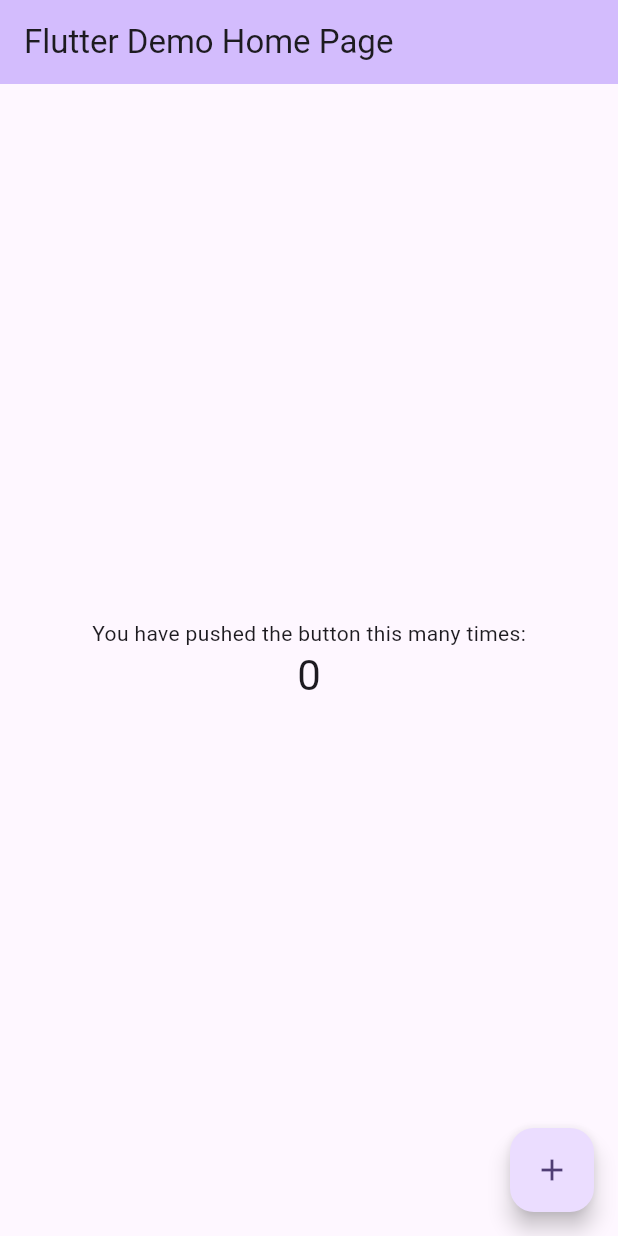
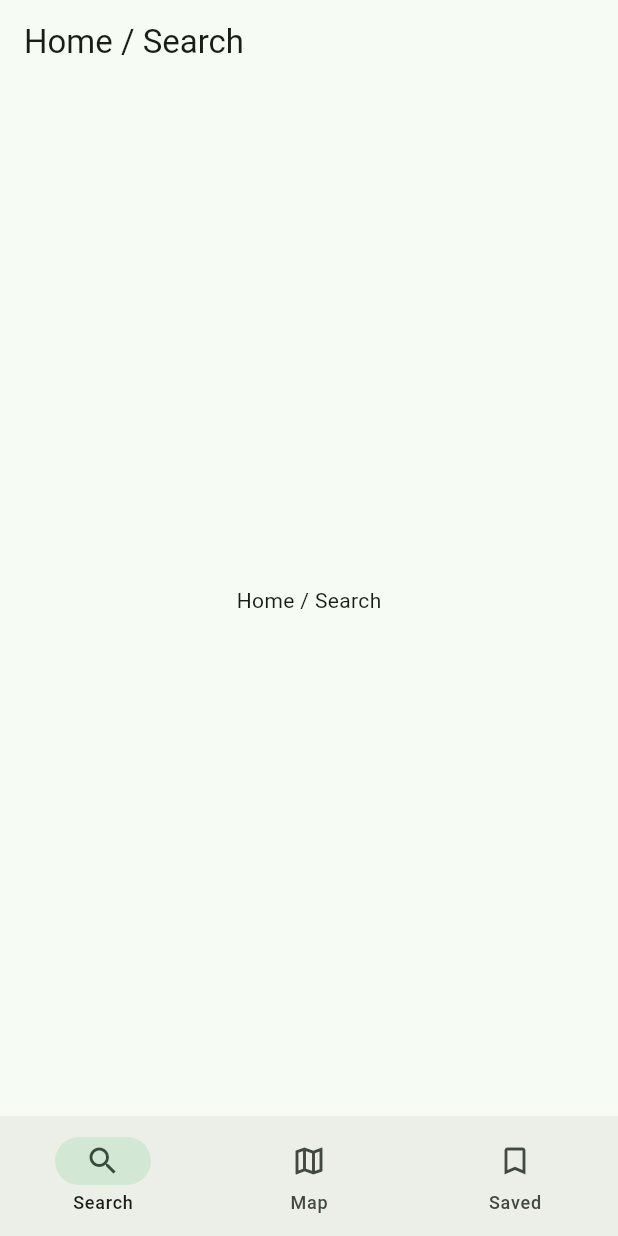
Before and after one commit to Wube2106/bus_route_helper, a Flutter app: the screen it shows after launch, on a phone screen of 412 x 824 dp. Run offline on Flutter 3.47's test engine with Material 3 defaults, Android fonts, the phone set to English and light mode, and no system bars; our stand-ins replace flutter_riverpod, freezed_annotation, go_router.

Commit message:
Add go_router shell, screen placeholders and app entry point

```diff
--- /dev/null
+++ b/lib/core/app_shell.dart
@@ -0,0 +1,26 @@
+import 'package:flutter/material.dart';
+import 'package:go_router/go_router.dart';
+
+class AppShell extends StatelessWidget {
+  const AppShell({super.key, required this.shell});
+
+  final StatefulNavigationShell shell;
+
+  @override
+  Widget build(BuildContext context) {
+    return Scaffold(
+      body: shell,
+      bottomNavigationBar: NavigationBar(
+        selectedIndex: shell.currentIndex,
+        onDestinationSelected: (index) =>
+            shell.goBranch(index, initialLocation: index == shell.currentIndex),
+        destinations: const [
+          NavigationDestination(icon: Icon(Icons.search), label: 'Search'),
+          NavigationDestination(icon: Icon(Icons.map_outlined), label: 'Map'),
+          NavigationDestination(
+              icon: Icon(Icons.bookmark_border), label: 'Saved'),
+        ],
+      ),
+    );
+  }
+}
--- /dev/null
+++ b/lib/core/router.dart
@@ -0,0 +1,62 @@
+import 'package:go_router/go_router.dart';
+
+import '../features/auth/presentation/sign_in_screen.dart';
+import '../features/compare/presentation/compare_screen.dart';
+import '../features/map/presentation/map_screen.dart';
+import '../features/routes/presentation/route_details_screen.dart';
+import '../features/saved/presentation/saved_screen.dart';
+import '../features/search/presentation/home_screen.dart';
+import '../features/search/presentation/results_screen.dart';
+import 'app_shell.dart';
+
+final appRouter = GoRouter(
+  initialLocation: '/',
+  routes: [
+    StatefulShellRoute.indexedStack(
+      builder: (context, state, shell) => AppShell(shell: shell),
+      branches: [
+        StatefulShellBranch(routes: [
+          GoRoute(
+            path: '/',
+            builder: (context, state) => const HomeScreen(),
+            routes: [
+              GoRoute(
+                path: 'results',
+                builder: (context, state) => const ResultsScreen(),
+              ),
+              GoRoute(
+                path: 'compare',
+                builder: (context, state) => const CompareScreen(),
+              ),
+              GoRoute(
+                path: 'route/:id',
+                builder: (context, state) => RouteDetailsScreen(
+                  routeId: state.pathParameters['id']!,
+                ),
+              ),
+            ],
+          ),
+        ]),
+        StatefulShellBranch(routes: [
+          GoRoute(
+            path: '/map',
+            builder: (context, state) =>
+                MapScreen(routeId: state.uri.queryParameters['route']),
+          ),
+        ]),
+        StatefulShellBranch(routes: [
+          GoRoute(
+            path: '/saved',
+            builder: (context, state) => const SavedScreen(),
+            routes: [
+              GoRoute(
+                path: 'sign-in',
+                builder: (context, state) => const SignInScreen(),
+              ),
+            ],
+          ),
+        ]),
+      ],
+    ),
+  ],
+);
--- /dev/null
+++ b/lib/features/map/presentation/map_screen.dart
@@ -0,0 +1,14 @@
+import 'package:flutter/material.dart';
+
+class MapScreen extends StatelessWidget {
+  const MapScreen({super.key, this.routeId});
+  final String? routeId;
+
+  @override
+  Widget build(BuildContext context) {
+    return Scaffold(
+      appBar: AppBar(title: const Text('Map View')),
+      body: Center(child: Text('Map View')),
+    );
+  }
+}
--- /dev/null
+++ b/lib/features/saved/presentation/saved_screen.dart
@@ -0,0 +1,13 @@
+import 'package:flutter/material.dart';
+
+class SavedScreen extends StatelessWidget {
+  const SavedScreen({super.key});
+
+  @override
+  Widget build(BuildContext context) {
+    return Scaffold(
+      appBar: AppBar(title: const Text('Saved Routes')),
+      body: Center(child: Text('Saved Routes')),
+    );
+  }
+}
--- /dev/null
+++ b/lib/features/search/presentation/home_screen.dart
@@ -0,0 +1,13 @@
+import 'package:flutter/material.dart';
+
+class HomeScreen extends StatelessWidget {
+  const HomeScreen({super.key});
+
+  @override
+  Widget build(BuildContext context) {
+    return Scaffold(
+      appBar: AppBar(title: const Text('Home / Search')),
+      body: Center(child: Text('Home / Search')),
+    );
+  }
+}
--- a/lib/main.dart
+++ b/lib/main.dart
@@ -1,122 +1,24 @@
 import 'package:flutter/material.dart';
+import 'package:flutter_riverpod/flutter_riverpod.dart';
+
+import 'core/router.dart';
 
 void main() {
-  runApp(const MyApp());
+  runApp(const ProviderScope(child: BusRouteHelperApp()));
 }
 
-class MyApp extends StatelessWidget {
-  const MyApp({super.key});
+class BusRouteHelperApp extends StatelessWidget {
+  const BusRouteHelperApp({super.key});
 
-  // This widget is the root of your application.
   @override
   Widget build(BuildContext context) {
-    return MaterialApp(
-      title: 'Flutter Demo',
+    return MaterialApp.router(
+      title: 'Bus Route Helper',
       theme: ThemeData(
-        // This is the theme of your application.
-        //
-        // TRY THIS: Try running your application with "flutter run". You'll see
-        // the application has a purple toolbar. Then, without quitting the app,
-        // try changing the seedColor in the colorScheme below to Colors.green
-        // and then invoke "hot reload" (save your changes or press the "hot
-        // reload" button in a Flutter-supported IDE, or press "r" if you used
-        // the command line to start the app).
-        //
-        // Notice that the counter didn't reset back to zero; the application
-        // state is not lost during the reload. To reset the state, use hot
-        // restart instead.
-        //
-        // This works for code too, not just values: Most code changes can be
-        // tested with just a hot reload.
-        colorScheme: .fromSeed(seedColor: Colors.deepPurple),
+        colorScheme: ColorScheme.fromSeed(seedColor: const Color(0xFF0B6B3A)),
+        useMaterial3: true,
       ),
-      home: const MyHomePage(title: 'Flutter Demo Home Page'),
+      routerConfig: appRouter,
     );
   }
 }
-
-class MyHomePage extends StatefulWidget {
-  const MyHomePage({super.key, required this.title});
-
-  // This widget is the home page of your application. It is stateful, meaning
-  // that it has a State object (defined below) that contains fields that affect
-  // how it looks.
-
-  // This class is the configuration for the state. It holds the values (in this
-  // case the title) provided by the parent (in this case the App widget) and
-  // used by the build method of the State. Fields in a Widget subclass are
-  // always marked "final".
-
-  final String title;
-
-  @override
-  State<MyHomePage> createState() => _MyHomePageState();
-}
-
-class _MyHomePageState extends State<MyHomePage> {
-  int _counter = 0;
-
-  void _incrementCounter() {
-    setState(() {
-      // This call to setState tells the Flutter framework that something has
-      // changed in this State, which causes it to rerun the build method below
-      // so that the display can reflect the updated values. If we changed
-      // _counter without calling setState(), then the build method would not be
-      // called again, and so nothing would appear to happen.
-      _counter++;
-    });
-  }
-
-  @override
-  Widget build(BuildContext context) {
-    // This method is rerun every time setState is called, for instance as done
-    // by the _incrementCounter method above.
-    //
-    // The Flutter framework has been optimized to make rerunning build methods
-    // fast, so that you can just rebuild anything that needs updating rather
-    // than having to individually change instances of widgets.
-    return Scaffold(
-      appBar: AppBar(
-        // TRY THIS: Try changing the color here to a specific color (to
-        // Colors.amber, perhaps?) and trigger a hot reload to see the AppBar
-        // change color while the other colors stay the same.
-        backgroundColor: Theme.of(context).colorScheme.inversePrimary,
-        // Here we take the value from the MyHomePage object that was created by
-        // the App.build method, and use it to set our appbar title.
-        title: Text(widget.title),
-      ),
-      body: Center(
-        // Center is a layout widget. It takes a single child and positions it
-        // in the middle of the parent.
-        child: Column(
-          // Column is also a layout widget. It takes a list of children and
-          // arranges them vertically. By default, it sizes itself to fit its
-          // children horizontally, and tries to be as tall as its parent.
-          //
-          // Column has various properties to control how it sizes itself and
-          // how it positions its children. Here we use mainAxisAlignment to
-          // center the children vertically; the main axis here is the vertical
-          // axis because Columns are vertical (the cross axis would be
-          // horizontal).
-          //
-          // TRY THIS: Invoke "debug painting" (choose the "Toggle Debug Paint"
-          // action in the IDE, or press "p" in the console), to see the
-          // wireframe for each widget.
-          mainAxisAlignment: .center,
-          children: [
-            const Text('You have pushed the button this many times:'),
-            Text(
-              '$_counter',
-              style: Theme.of(context).textTheme.headlineMedium,
-            ),
-          ],
-        ),
-      ),
-      floatingActionButton: FloatingActionButton(
-        onPressed: _incrementCounter,
-        tooltip: 'Increment',
-        child: const Icon(Icons.add),
-      ),
-    );
-  }
-}
```
Also changed, not shown: lib/features/auth/presentation/sign_in_screen.dart (added, +13 -0 lines), lib/features/compare/presentation/compare_screen.dart (added, +13 -0 lines), lib/features/routes/presentation/route_details_screen.dart (added, +14 -0 lines), lib/features/search/presentation/results_screen.dart (added, +13 -0 lines), 1 other file.
